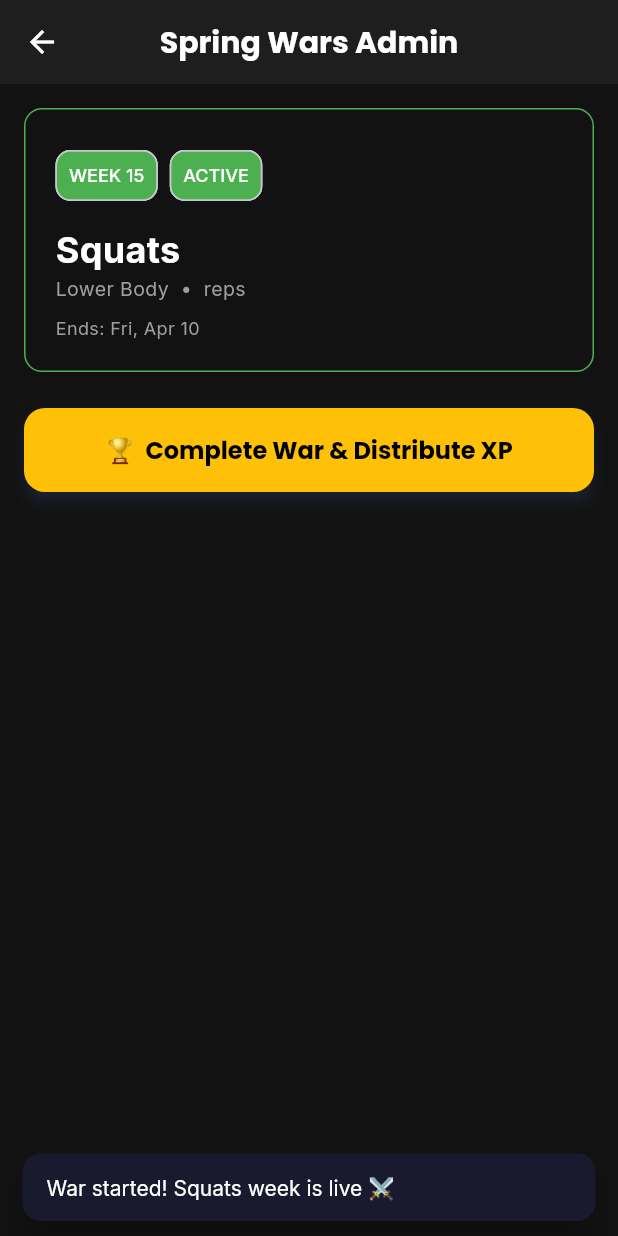
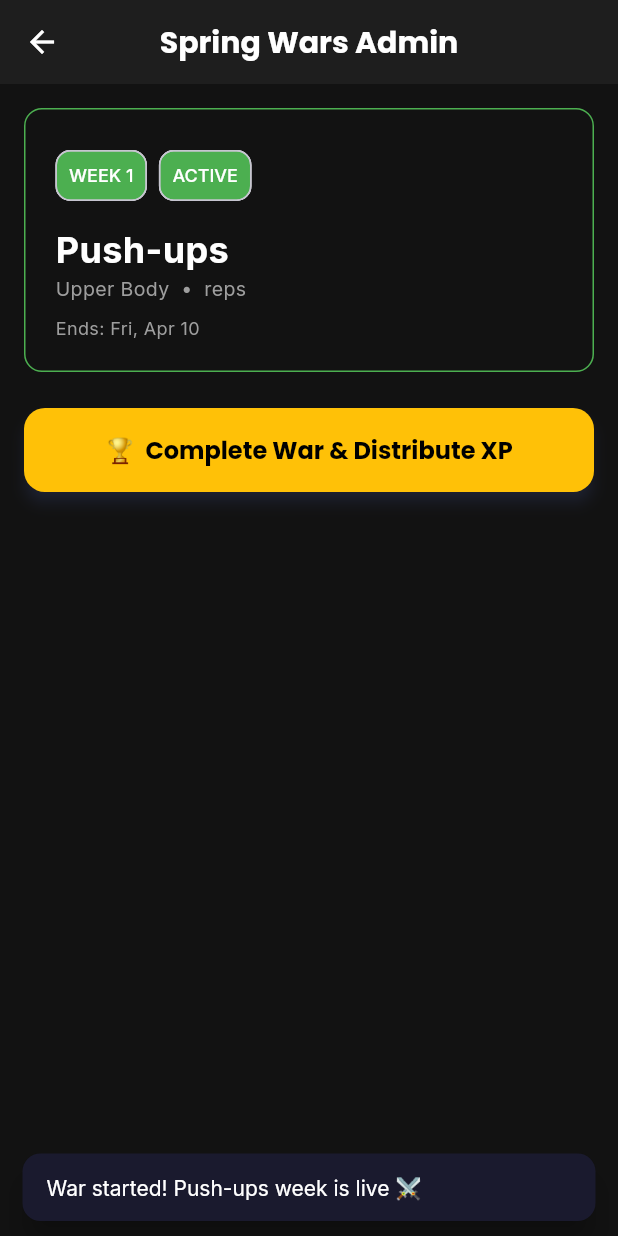
Before and after one commit to mindmonkey2/spring_health, a Flutter app: the WarAdminScreen screen opened directly with empty values, after a tap on an icon or button, on a phone screen of 412 x 824 dp. Run offline on Flutter 3.47's test engine with Material 3 defaults, Android fonts, the phone set to English and light mode, and no system bars; our stand-ins replace cloud_firestore, connectivity_plus, csv, firebase_ai, firebase_auth, firebase_core and 16 more; missing offline and left inert: health, mailer, mobile_scanner, razorpay_flutter; accounts and stored records are empty.

Commit message:
Fix weekly war exercise rotation logic
- Replaced calendar-based `weekNumber` logic in `_startWar` with a Firestore query to count existing wars for the current branch.
- Updated the exercise rotation logic (`slot`) to use `warCount % 7` instead of `weekNumber % 7` to ensure sequential exercise rotation.
- Updated the `weekNumber` field in the Firestore write operation to store `warCount + 1`.
- Removed the unused `_getWeekNumber` helper method to clean up dead code.

Co-authored-by: mindmonkey2 <140203535+mindmonkey2@users.noreply.github.com>

```diff
--- a/spring_health_studio/lib/screens/gamification/war_admin_screen.dart
+++ b/spring_health_studio/lib/screens/gamification/war_admin_screen.dart
@@ -55,15 +55,14 @@ class _WarAdminScreenState extends State<WarAdminScreen> {
     return '${days[dt.weekday - 1]}, ${months[dt.month - 1]} ${dt.day}';
   }
 
-  int _getWeekNumber(DateTime date) {
-    final startOfYear = DateTime(date.year, 1, 1);
-    final diff = date.difference(startOfYear).inDays;
-    return (diff / 7).ceil();
-  }
-
   Future<void> _startWar() async {
     final now = DateTime.now();
-    final weekNumber = _getWeekNumber(now);
+
+    final existingWarsSnap = await FirebaseFirestore.instance
+        .collection('weeklywars')
+        .where('branchId', isEqualTo: widget.branch.toLowerCase())
+        .get();
+    final warCount = existingWarsSnap.docs.length;
 
     const warSchedule = [
       {'category': 'Upper Body', 'exercise': 'Push-ups', 'unit': 'reps'},
@@ -74,7 +73,7 @@ class _WarAdminScreenState extends State<WarAdminScreen> {
       {'category': 'Gym Equip', 'exercise': 'Deadlift', 'unit': 'reps'},
       {'category': 'Upper Body', 'exercise': 'Pull-ups', 'unit': 'reps'},
     ];
-    final slot = warSchedule[weekNumber % 7];
+    final slot = warSchedule[warCount % 7];
 
     final monday = now.subtract(Duration(days: now.weekday - 1));
     final startDate = DateTime(monday.year, monday.month, monday.day, 6, 0);
@@ -84,7 +83,7 @@ class _WarAdminScreenState extends State<WarAdminScreen> {
     try {
       await FirebaseFirestore.instance.collection('weeklywars').add({
         'branchId': widget.branch,
-        'weekNumber': weekNumber,
+        'weekNumber': warCount + 1,
         'startDate': Timestamp.fromDate(startDate),
         'endDate': Timestamp.fromDate(endDate),
         'exercise': slot['exercise'],
```
